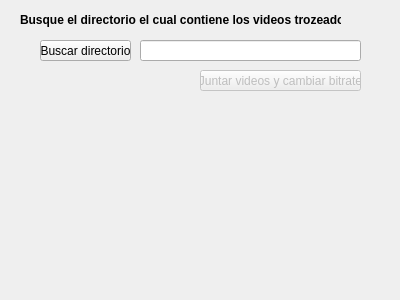
pablopsp/VideoMerger, file designer/View.ui: the form before one commit.
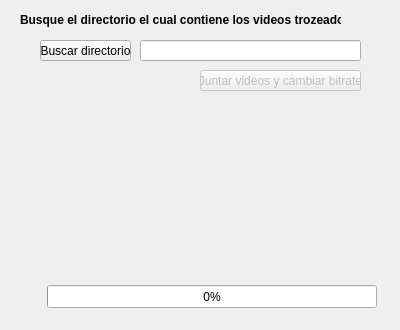
The form after the commit.

Commit message: Write videofile run in backgroun with QRunnable and temp files support

Patch:
```diff
--- a/designer/View.ui
+++ b/designer/View.ui
@@ -10,7 +10,7 @@
     <x>0</x>
     <y>0</y>
     <width>400</width>
-    <height>300</height>
+    <height>330</height>
    </rect>
   </property>
   <property name="mouseTracking">
@@ -87,6 +87,28 @@
      <string>Juntar videos y cambiar bitrate</string>
     </property>
    </widget>
+   <widget class="QProgressBar" name="progress_bar">
+    <property name="enabled">
+     <bool>true</bool>
+    </property>
+    <property name="geometry">
+     <rect>
+      <x>47</x>
+      <y>285</y>
+      <width>330</width>
+      <height>23</height>
+     </rect>
+    </property>
+    <property name="autoFillBackground">
+     <bool>false</bool>
+    </property>
+    <property name="value">
+     <number>0</number>
+    </property>
+    <property name="textVisible">
+     <bool>true</bool>
+    </property>
+   </widget>
   </widget>
  </widget>
  <resources/>
```
The commit also changes 2 other files.
